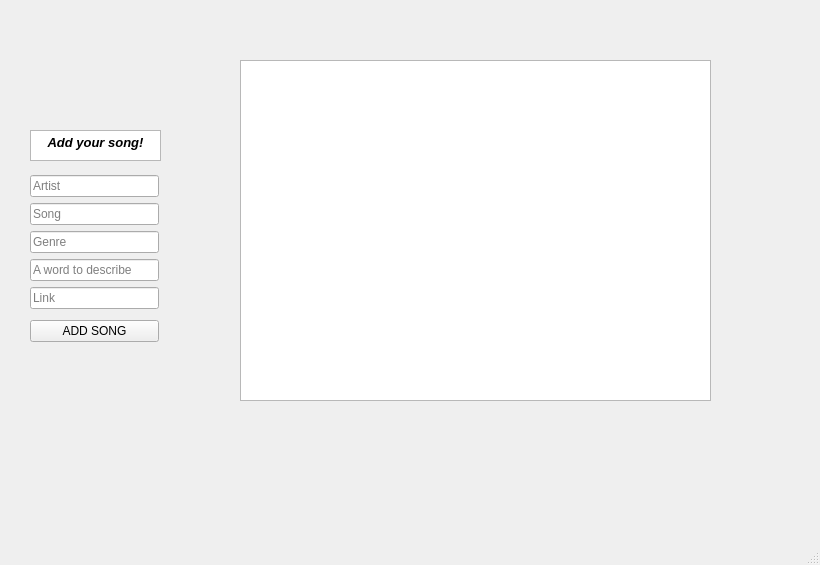
Qt form musicwindow.ui (MariaIstrate06/TopMusic) before a commit.
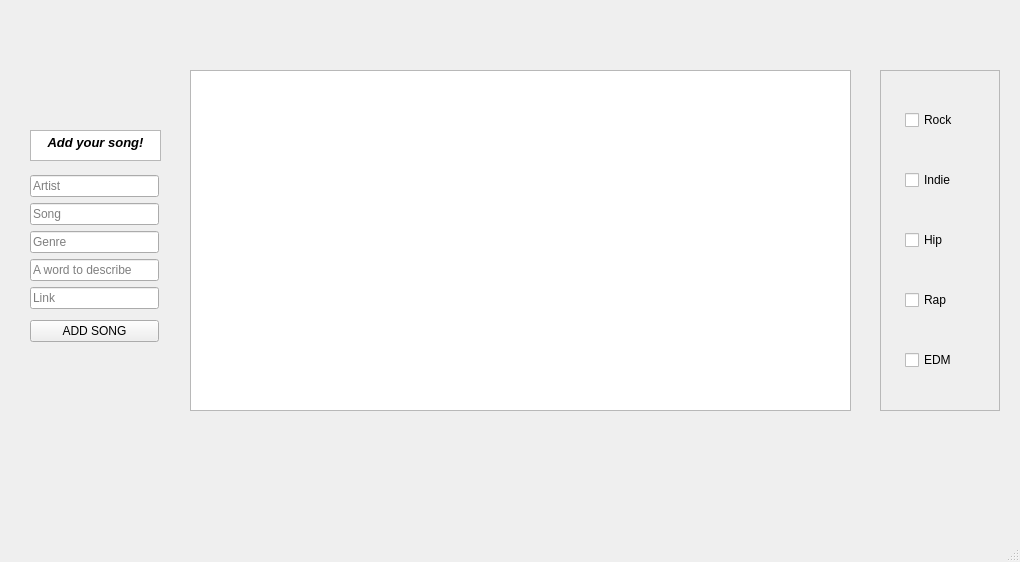
The same form after that commit.

```diff
--- a/musicwindow.ui
+++ b/musicwindow.ui
@@ -6,8 +6,8 @@
    <rect>
     <x>0</x>
     <y>0</y>
-    <width>820</width>
-    <height>565</height>
+    <width>1020</width>
+    <height>562</height>
    </rect>
   </property>
   <property name="windowTitle">
@@ -34,14 +34,20 @@
    <widget class="QTableWidget" name="tableWidget">
     <property name="geometry">
      <rect>
-      <x>240</x>
-      <y>60</y>
-      <width>471</width>
+      <x>190</x>
+      <y>70</y>
+      <width>661</width>
       <height>341</height>
      </rect>
     </property>
+    <attribute name="horizontalHeaderCascadingSectionResizes">
+     <bool>false</bool>
+    </attribute>
+    <attribute name="horizontalHeaderShowSortIndicator" stdset="0">
+     <bool>false</bool>
+    </attribute>
    </widget>
-   <widget class="QWidget" name="">
+   <widget class="QWidget" name="layoutWidget">
     <property name="geometry">
      <rect>
       <x>30</x>
@@ -105,6 +111,76 @@
      </item>
     </layout>
    </widget>
+   <widget class="QScrollArea" name="scrollArea">
+    <property name="geometry">
+     <rect>
+      <x>880</x>
+      <y>70</y>
+      <width>120</width>
+      <height>341</height>
+     </rect>
+    </property>
+    <property name="widgetResizable">
+     <bool>true</bool>
+    </property>
+    <widget class="QWidget" name="scrollAreaWidgetContents">
+     <property name="geometry">
+      <rect>
+       <x>0</x>
+       <y>0</y>
+       <width>118</width>
+       <height>339</height>
+      </rect>
+     </property>
+     <widget class="QWidget" name="">
+      <property name="geometry">
+       <rect>
+        <x>24</x>
+        <y>5</y>
+        <width>91</width>
+        <height>331</height>
+       </rect>
+      </property>
+      <layout class="QVBoxLayout" name="verticalLayout_3">
+       <item>
+        <widget class="QCheckBox" name="CheckRock">
+         <property name="text">
+          <string>Rock</string>
+         </property>
+        </widget>
+       </item>
+       <item>
+        <widget class="QCheckBox" name="CheckIndie">
+         <property name="text">
+          <string>Indie</string>
+         </property>
+        </widget>
+       </item>
+       <item>
+        <widget class="QCheckBox" name="CheckHip">
+         <property name="text">
+          <string>Hip</string>
+         </property>
+        </widget>
+       </item>
+       <item>
+        <widget class="QCheckBox" name="CheckRap">
+         <property name="text">
+          <string>Rap</string>
+         </property>
+        </widget>
+       </item>
+       <item>
+        <widget class="QCheckBox" name="CheckEDM">
+         <property name="text">
+          <string>EDM</string>
+         </property>
+        </widget>
+       </item>
+      </layout>
+     </widget>
+    </widget>
+   </widget>
   </widget>
   <widget class="QMenuBar" name="menubar">
    <property name="geometry">
```
Left out of the diff: 6 changed lines with no effect on the pictures.
